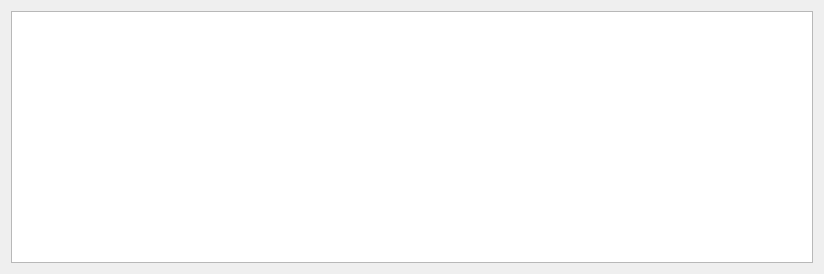
Qt form src/Module/src/Formation/FormationWidget.ui (till213/SkyDolly) before a commit.
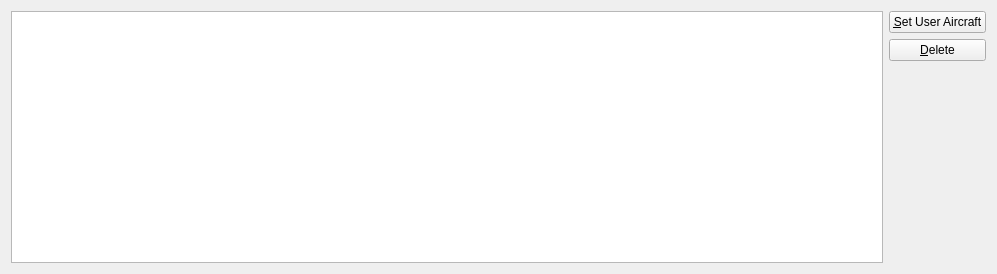
The same form after that commit. Icons and pictures are not drawn.

Commit message: User aircraft & delete buttons

What changed in the file:
```diff
--- a/src/Module/src/Formation/FormationWidget.ui
+++ b/src/Module/src/Formation/FormationWidget.ui
@@ -6,14 +6,14 @@
    <rect>
     <x>0</x>
     <y>0</y>
-    <width>824</width>
+    <width>997</width>
     <height>274</height>
    </rect>
   </property>
   <property name="windowTitle">
    <string>Form</string>
   </property>
-  <layout class="QVBoxLayout" name="verticalLayout">
+  <layout class="QHBoxLayout" name="horizontalLayout">
    <item>
     <widget class="QTableWidget" name="aircraftTableWidget">
      <property name="minimumSize">
@@ -24,6 +24,42 @@
      </property>
     </widget>
    </item>
+   <item>
+    <layout class="QVBoxLayout" name="verticalLayout">
+     <item>
+      <widget class="QPushButton" name="userAircraftPushButton">
+       <property name="text">
+        <string>&amp;Set User Aircraft</string>
+       </property>
+       <property name="icon">
+        <iconset>
+         <normalon>:/img/icons/aircraft-normal.png</normalon>
+        </iconset>
+       </property>
+      </widget>
+     </item>
+     <item>
+      <widget class="QPushButton" name="deletePushButton">
+       <property name="text">
+        <string>&amp;Delete</string>
+       </property>
+      </widget>
+     </item>
+     <item>
+      <spacer name="verticalSpacer">
+       <property name="orientation">
+        <enum>Qt::Vertical</enum>
+       </property>
+       <property name="sizeHint" stdset="0">
+        <size>
+         <width>20</width>
+         <height>40</height>
+        </size>
+       </property>
+      </spacer>
+     </item>
+    </layout>
+   </item>
   </layout>
  </widget>
  <resources/>
```
The commit also changes 3 other files.
